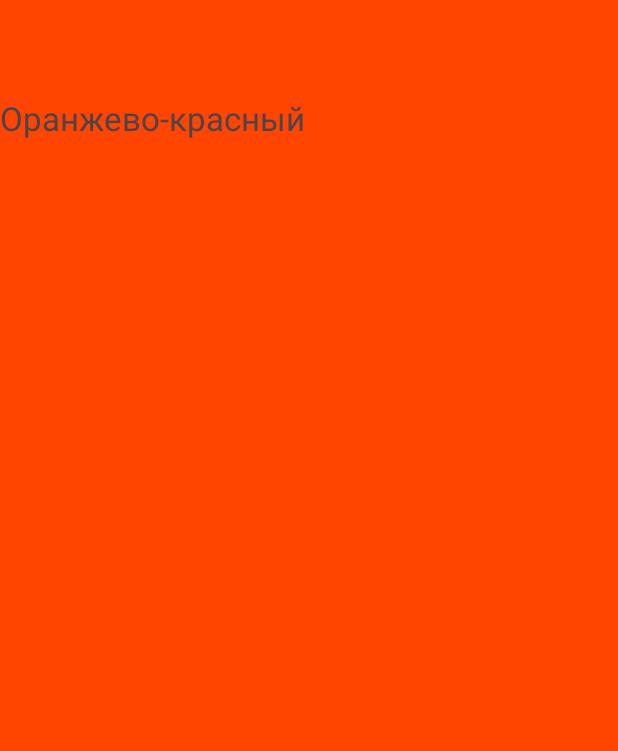
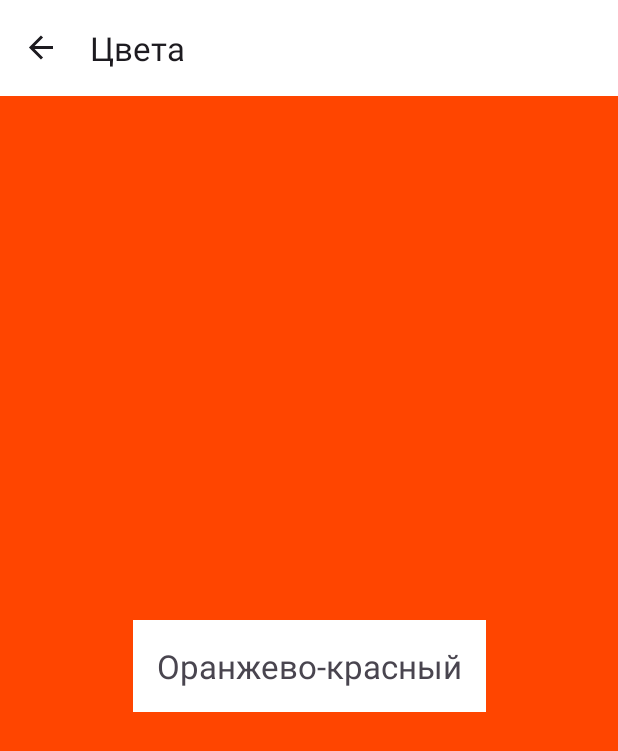
Before and after one commit to taasonei/navigation_study, an Android app: the screen it shows after launch (MainActivity), after a tap on "ОРАНЖЕВО-КРАСНЫЙ", on a phone screen of 412 x 824 dp. Shown: the top 751 px of the screen. Run offline under Robolectric (Android 15) with nearby library versions, the phone set to English and light mode, and no system bars; our stand-ins replace navigation-ui.

Commit message:
set action bars

```diff
--- a/app/src/main/java/com/github/taasonei/navigation_study/color/ui/ColorDetailsFragment.kt
+++ b/app/src/main/java/com/github/taasonei/navigation_study/color/ui/ColorDetailsFragment.kt
@@ -7,6 +7,10 @@ import android.view.LayoutInflater
 import android.view.View
 import android.view.ViewGroup
 import androidx.fragment.app.Fragment
+import androidx.navigation.fragment.findNavController
+import androidx.navigation.ui.AppBarConfiguration
+import androidx.navigation.ui.setupWithNavController
+import com.github.taasonei.navigation_study.R
 import com.github.taasonei.navigation_study.color.data.ColorData
 import com.github.taasonei.navigation_study.databinding.FragmentColorDetailsBinding
 
@@ -23,6 +27,8 @@ class ColorDetailsFragment : Fragment() {
     override fun onViewCreated(view: View, savedInstanceState: Bundle?) {
         super.onViewCreated(view, savedInstanceState)
 
+        setupActionBar()
+
         val colorData = if (Build.VERSION.SDK_INT > Build.VERSION_CODES.S_V2) {
             arguments?.getParcelable<ColorData>(ColorListFragment.COLOR_DATA, ColorData::class.java)
         } else {
@@ -35,6 +41,14 @@ class ColorDetailsFragment : Fragment() {
         }
     }
 
+    private fun setupActionBar() {
+        val appBarConfiguration = AppBarConfiguration(findNavController().graph)
+        binding.colorToolBar.apply {
+            setupWithNavController(findNavController(), appBarConfiguration)
+            title = getString(R.string.colors_title)
+        }
+    }
+
     override fun onDestroy() {
         super.onDestroy()
         _binding = null
--- a/app/src/main/java/com/github/taasonei/navigation_study/digit/ui/DigitGeneratorFragment.kt
+++ b/app/src/main/java/com/github/taasonei/navigation_study/digit/ui/DigitGeneratorFragment.kt
@@ -10,6 +10,8 @@ import androidx.lifecycle.Lifecycle
 import androidx.lifecycle.lifecycleScope
 import androidx.lifecycle.repeatOnLifecycle
 import androidx.navigation.fragment.findNavController
+import androidx.navigation.ui.AppBarConfiguration
+import androidx.navigation.ui.setupWithNavController
 import com.github.taasonei.navigation_study.R
 import com.github.taasonei.navigation_study.databinding.FragmentDigitGeneratorBinding
 import com.github.taasonei.navigation_study.digit.presentation.DigitGeneratorViewModel
@@ -31,7 +33,16 @@ class DigitGeneratorFragment : Fragment() {
         super.onViewCreated(view, savedInstanceState)
         binding.generateDigitDescription.text =
             getString(R.string.generated_digit_title, "")
+        setupActionBar()
         initListeners()
+    }
+
+    private fun setupActionBar() {
+        val appBarConfiguration = AppBarConfiguration(findNavController().graph)
+        binding.digitGeneratorToolBar.apply {
+            setupWithNavController(findNavController(), appBarConfiguration)
+            title = getString(R.string.digits_title)
+        }
     }
 
     private fun initListeners() {
--- a/app/src/main/res/layout/fragment_color_details.xml
+++ b/app/src/main/res/layout/fragment_color_details.xml
@@ -1,19 +1,34 @@
 <?xml version="1.0" encoding="utf-8"?>
-<LinearLayout xmlns:android="http://schemas.android.com/apk/res/android"
+<androidx.constraintlayout.widget.ConstraintLayout xmlns:android="http://schemas.android.com/apk/res/android"
     android:layout_width="match_parent"
     android:layout_height="match_parent"
-    android:orientation="vertical">
+    xmlns:tools="http://schemas.android.com/tools"
+    xmlns:app="http://schemas.android.com/apk/res-auto"
+    tools:background="@color/crimson">
 
     <com.google.android.material.appbar.MaterialToolbar
         android:id="@+id/colorToolBar"
         android:layout_width="match_parent"
-        android:layout_height="wrap_content" />
+        android:layout_height="wrap_content"
+        android:background="@color/white"
+        android:theme="@style/ThemeOverlay.AppCompat.ActionBar"
+        app:layout_constraintTop_toTopOf="parent"
+        app:layout_constraintStart_toStartOf="parent"
+        app:layout_constraintEnd_toEndOf="parent" />
 
     <TextView
+        android:background="@color/white"
         android:id="@+id/detailsColorName"
         android:layout_gravity="center"
+        android:textAlignment="center"
         android:textSize="22sp"
-        android:layout_width="match_parent"
-        android:layout_height="match_parent" />
+        android:layout_width="wrap_content"
+        android:layout_height="wrap_content"
+        android:padding="16dp"
+        app:layout_constraintTop_toBottomOf="@id/colorToolBar"
+        app:layout_constraintBottom_toBottomOf="parent"
+        app:layout_constraintStart_toStartOf="parent"
+        app:layout_constraintEnd_toEndOf="parent"
+        tools:text="Малиновый" />
 
-</LinearLayout>
+</androidx.constraintlayout.widget.ConstraintLayout>
--- a/app/src/main/res/layout/fragment_digit_generator.xml
+++ b/app/src/main/res/layout/fragment_digit_generator.xml
@@ -9,6 +9,7 @@
         android:id="@+id/digitGeneratorToolBar"
         android:layout_width="match_parent"
         android:layout_height="wrap_content"
+        android:theme="@style/ThemeOverlay.AppCompat.ActionBar"
         android:layout_gravity="top" />
 
     <LinearLayout
```
